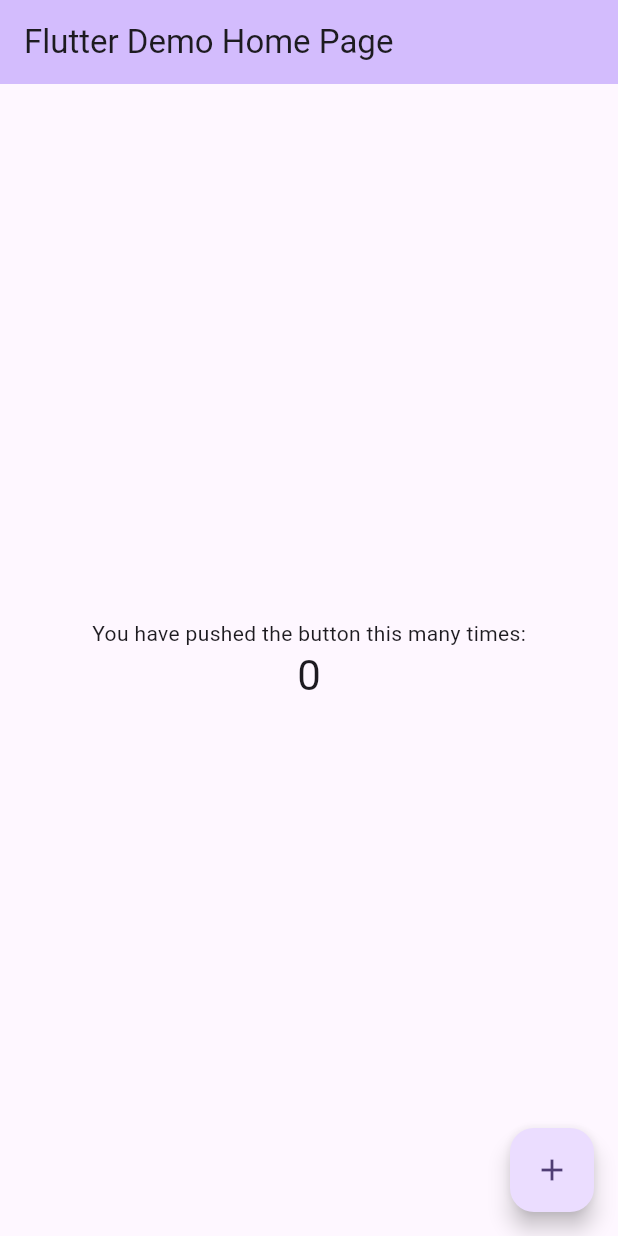
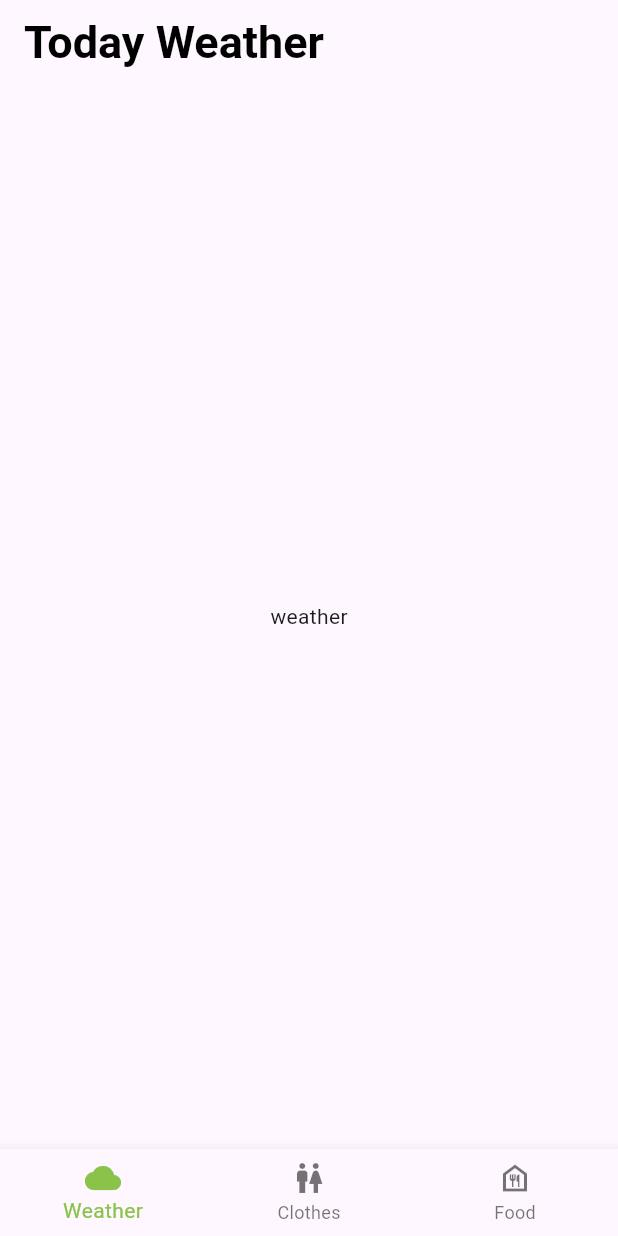
Before and after one commit to yhj0329/today_weather, a Flutter app: the screen it shows after launch, on a phone screen of 412 x 824 dp. Run offline on Flutter 3.47's test engine with Material 3 defaults, Android fonts, the phone set to English and light mode, and no system bars.

Commit message:
Implement Basic App Frame

```diff
--- a/lib/main.dart
+++ b/lib/main.dart
@@ -1,4 +1,5 @@
 import 'package:flutter/material.dart';
+import 'package:today_weather/pages/today_weather.dart';
 
 void main() {
   runApp(const MyApp());
@@ -7,119 +8,10 @@
 class MyApp extends StatelessWidget {
   const MyApp({super.key});
 
-  // This widget is the root of your application.
   @override
   Widget build(BuildContext context) {
-    return MaterialApp(
-      title: 'Flutter Demo',
-      theme: ThemeData(
-        // This is the theme of your application.
-        //
-        // TRY THIS: Try running your application with "flutter run". You'll see
-        // the application has a purple toolbar. Then, without quitting the app,
-        // try changing the seedColor in the colorScheme below to Colors.green
-        // and then invoke "hot reload" (save your changes or press the "hot
-        // reload" button in a Flutter-supported IDE, or press "r" if you used
-        // the command line to start the app).
-        //
-        // Notice that the counter didn't reset back to zero; the application
-        // state is not lost during the reload. To reset the state, use hot
-        // restart instead.
-        //
-        // This works for code too, not just values: Most code changes can be
-        // tested with just a hot reload.
-        colorScheme: ColorScheme.fromSeed(seedColor: Colors.deepPurple),
-        useMaterial3: true,
-      ),
-      home: const MyHomePage(title: 'Flutter Demo Home Page'),
+    return const MaterialApp(
+      home: TodayWeather(),
     );
   }
 }
-
-class MyHomePage extends StatefulWidget {
-  const MyHomePage({super.key, required this.title});
-
-  // This widget is the home page of your application. It is stateful, meaning
-  // that it has a State object (defined below) that contains fields that affect
-  // how it looks.
-
-  // This class is the configuration for the state. It holds the values (in this
-  // case the title) provided by the parent (in this case the App widget) and
-  // used by the build method of the State. Fields in a Widget subclass are
-  // always marked "final".
-
-  final String title;
-
-  @override
-  State<MyHomePage> createState() => _MyHomePageState();
-}
-
-class _MyHomePageState extends State<MyHomePage> {
-  int _counter = 0;
-
-  void _incrementCounter() {
-    setState(() {
-      // This call to setState tells the Flutter framework that something has
-      // changed in this State, which causes it to rerun the build method below
-      // so that the display can reflect the updated values. If we changed
-      // _counter without calling setState(), then the build method would not be
-      // called again, and so nothing would appear to happen.
-      _counter++;
-    });
-  }
-
-  @override
-  Widget build(BuildContext context) {
-    // This method is rerun every time setState is called, for instance as done
-    // by the _incrementCounter method above.
-    //
-    // The Flutter framework has been optimized to make rerunning build methods
-    // fast, so that you can just rebuild anything that needs updating rather
-    // than having to individually change instances of widgets.
-    return Scaffold(
-      appBar: AppBar(
-        // TRY THIS: Try changing the color here to a specific color (to
-        // Colors.amber, perhaps?) and trigger a hot reload to see the AppBar
-        // change color while the other colors stay the same.
-        backgroundColor: Theme.of(context).colorScheme.inversePrimary,
-        // Here we take the value from the MyHomePage object that was created by
-        // the App.build method, and use it to set our appbar title.
-        title: Text(widget.title),
-      ),
-      body: Center(
-        // Center is a layout widget. It takes a single child and positions it
-        // in the middle of the parent.
-        child: Column(
-          // Column is also a layout widget. It takes a list of children and
-          // arranges them vertically. By default, it sizes itself to fit its
-          // children horizontally, and tries to be as tall as its parent.
-          //
-          // Column has various properties to control how it sizes itself and
-          // how it positions its children. Here we use mainAxisAlignment to
-          // center the children vertically; the main axis here is the vertical
-          // axis because Columns are vertical (the cross axis would be
-          // horizontal).
-          //
-          // TRY THIS: Invoke "debug painting" (choose the "Toggle Debug Paint"
-          // action in the IDE, or press "p" in the console), to see the
-          // wireframe for each widget.
-          mainAxisAlignment: MainAxisAlignment.center,
-          children: <Widget>[
-            const Text(
-              'You have pushed the button this many times:',
-            ),
-            Text(
-              '$_counter',
-              style: Theme.of(context).textTheme.headlineMedium,
-            ),
-          ],
-        ),
-      ),
-      floatingActionButton: FloatingActionButton(
-        onPressed: _incrementCounter,
-        tooltip: 'Increment',
-        child: const Icon(Icons.add),
-      ), // This trailing comma makes auto-formatting nicer for build methods.
-    );
-  }
-}
--- /dev/null
+++ b/lib/pages/clothes.dart
@@ -0,0 +1,12 @@
+import 'package:flutter/material.dart';
+
+class Clothes extends StatelessWidget {
+  const Clothes({super.key});
+
+  @override
+  Widget build(BuildContext context) {
+    return Container(
+      child: Center(child: Text('clothes'),),
+    );
+  }
+}
--- /dev/null
+++ b/lib/pages/food.dart
@@ -0,0 +1,12 @@
+import 'package:flutter/material.dart';
+
+class Food extends StatelessWidget {
+  const Food({super.key});
+
+  @override
+  Widget build(BuildContext context) {
+    return Container(
+      child: Center(child: Text('food'),),
+    );
+  }
+}
--- /dev/null
+++ b/lib/pages/today_weather.dart
@@ -0,0 +1,66 @@
+import 'package:flutter/material.dart';
+import 'package:today_weather/pages/weather.dart';
+import 'package:today_weather/pages/clothes.dart';
+import 'package:today_weather/pages/food.dart';
+
+class TodayWeather extends StatefulWidget {
+  const TodayWeather({Key? key}) : super(key: key);
+
+  @override
+  State<StatefulWidget> createState() => _SuitMeState();
+}
+
+class _SuitMeState extends State<TodayWeather>
+{
+  int _bottomItemIndex = 0;
+  bool _appbarSettingsIcon = false;
+
+  final List<Widget> _pages = [
+    Weahter(),
+    Clothes(),
+    Food(),
+  ];
+
+  @override
+  Widget build(BuildContext context) {
+    return MaterialApp(
+        title: 'Today Weather',
+        home: Scaffold(
+          appBar: AppBar(
+            backgroundColor: const Color.fromRGBO(255, 255, 255, 0),
+            elevation: 0,
+            centerTitle: false,
+            titleTextStyle: const TextStyle(
+                color: Colors.black,
+                fontSize: 30,
+                fontWeight: FontWeight.w600
+            ),
+            title: const Text("Today Weather")),
+          body: _pages[_bottomItemIndex],
+          bottomNavigationBar: BottomNavigationBar(
+            items: const <BottomNavigationBarItem>[
+              BottomNavigationBarItem(
+                icon: Icon(Icons.cloud),
+                label: 'Weather',
+              ),
+              BottomNavigationBarItem(
+                icon: Icon(Icons.wc),
+                label: 'Clothes',
+              ),
+              BottomNavigationBarItem(
+                icon: Icon(Icons.food_bank_outlined),
+                label: 'Food',
+              ),
+            ],
+            currentIndex: _bottomItemIndex,
+            selectedItemColor: Colors.lightGreen,
+            onTap: (int index) {
+              setState(() {
+                _bottomItemIndex = index;
+              });
+            },
+          ),
+        )
+    );
+  }
+}
--- /dev/null
+++ b/lib/pages/weather.dart
@@ -0,0 +1,12 @@
+import 'package:flutter/material.dart';
+
+class Weahter extends StatelessWidget {
+  const Weahter({super.key});
+
+  @override
+  Widget build(BuildContext context) {
+    return Container(
+      child: Center(child: Text('weather'),),
+    );
+  }
+}
```
